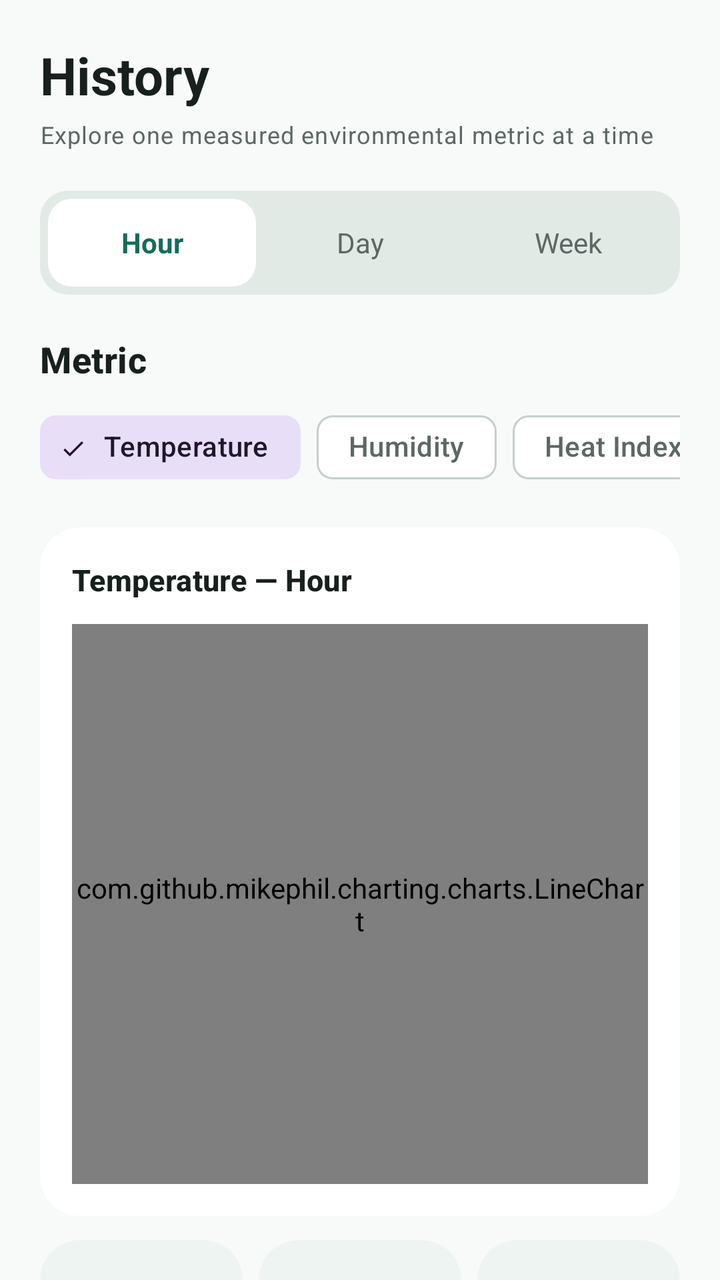
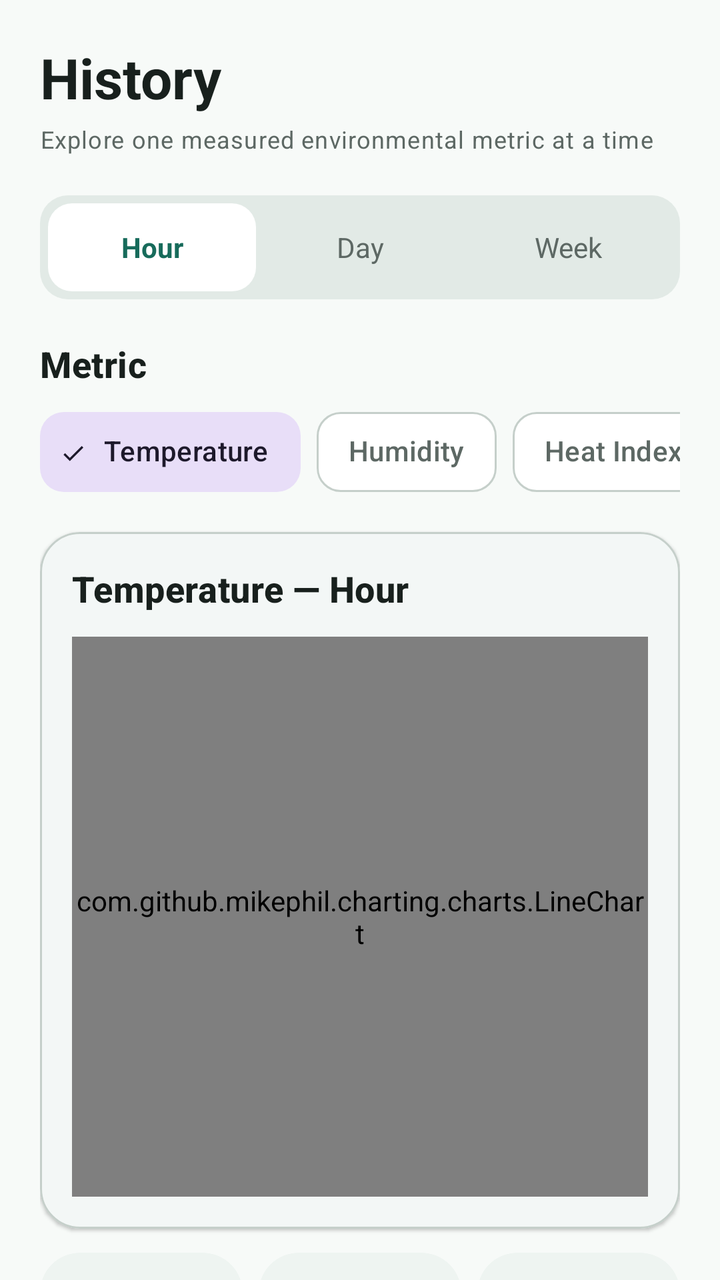

Two renders of the same Android screen: before a commit and after it. Below are the layout's source before the change and the commit's diff.
<!-- AndroidManifest.xml: application theme Theme.EnviroGuard -->
<!-- res/layout/fragment_history.xml -->
<?xml version="1.0" encoding="utf-8"?>
<androidx.core.widget.NestedScrollView
    xmlns:android="http://schemas.android.com/apk/res/android"
    xmlns:app="http://schemas.android.com/apk/res-auto"
    android:layout_width="match_parent"
    android:layout_height="match_parent"
    android:background="@color/ehm_background"
    android:clipToPadding="false">

    <LinearLayout
        android:layout_width="match_parent"
        android:layout_height="wrap_content"
        android:orientation="vertical"
        android:paddingStart="@dimen/page_padding"
        android:paddingTop="@dimen/space_20"
        android:paddingEnd="@dimen/page_padding"
        android:paddingBottom="104dp">

        <TextView android:layout_width="wrap_content" android:layout_height="wrap_content" android:text="History" android:textAppearance="@style/TextAppearance.EHM.PageTitle" />
        <TextView android:layout_width="wrap_content" android:layout_height="wrap_content" android:layout_marginTop="4dp" android:text="Explore one measured environmental metric at a time" android:textAppearance="@style/TextAppearance.EHM.Support" />

        <LinearLayout android:layout_width="match_parent" android:layout_height="wrap_content" android:layout_marginTop="@dimen/space_20" android:background="@drawable/bg_tab_track" android:orientation="horizontal" android:padding="4dp">
            <TextView android:id="@+id/rangeHour" android:layout_width="0dp" android:layout_height="44dp" android:layout_weight="1" android:background="@drawable/bg_tab_active" android:gravity="center" android:text="Hour" android:textColor="@color/ehm_primary" android:textStyle="bold" />
            <TextView android:id="@+id/rangeDay" android:layout_width="0dp" android:layout_height="44dp" android:layout_weight="1" android:gravity="center" android:text="Day" android:textColor="@color/ehm_on_surface_variant" />
            <TextView android:id="@+id/rangeWeek" android:layout_width="0dp" android:layout_height="44dp" android:layout_weight="1" android:gravity="center" android:text="Week" android:textColor="@color/ehm_on_surface_variant" />
        </LinearLayout>

        <TextView android:layout_width="wrap_content" android:layout_height="wrap_content" android:layout_marginTop="@dimen/space_20" android:text="Metric" android:textAppearance="@style/TextAppearance.EHM.SectionTitle" />
        <HorizontalScrollView android:layout_width="match_parent" android:layout_height="wrap_content" android:layout_marginTop="@dimen/space_8" android:scrollbars="none">
            <com.google.android.material.chip.ChipGroup
                android:id="@+id/metricChipGroup"
                android:layout_width="wrap_content"
                android:layout_height="wrap_content"
                app:selectionRequired="true"
                app:singleSelection="true">
                <com.google.android.material.chip.Chip android:id="@+id/chipTemperature" style="@style/Widget.Material3.Chip.Filter" android:layout_width="wrap_content" android:layout_height="wrap_content" android:checked="true" android:text="Temperature" />
                <com.google.android.material.chip.Chip android:id="@+id/chipHumidity" style="@style/Widget.Material3.Chip.Filter" android:layout_width="wrap_content" android:layout_height="wrap_content" android:text="Humidity" />
                <com.google.android.material.chip.Chip android:id="@+id/chipHeatIndex" style="@style/Widget.Material3.Chip.Filter" android:layout_width="wrap_content" android:layout_height="wrap_content" android:text="Heat Index" />
                <com.google.android.material.chip.Chip android:id="@+id/chipTvoc" style="@style/Widget.Material3.Chip.Filter" android:layout_width="wrap_content" android:layout_height="wrap_content" android:text="TVOC" />
                <com.google.android.material.chip.Chip android:id="@+id/chipEco2" style="@style/Widget.Material3.Chip.Filter" android:layout_width="wrap_content" android:layout_height="wrap_content" android:text="eCO2 equivalent" />
                <com.google.android.material.chip.Chip android:id="@+id/chipNoise" style="@style/Widget.Material3.Chip.Filter" android:layout_width="wrap_content" android:layout_height="wrap_content" android:text="Estimated Noise Level" />
            </com.google.android.material.chip.ChipGroup>
        </HorizontalScrollView>

        <com.google.android.material.card.MaterialCardView style="@style/Widget.EHM.Card" android:layout_width="match_parent" android:layout_height="wrap_content" android:layout_marginTop="@dimen/space_16">
            <LinearLayout android:layout_width="match_parent" android:layout_height="wrap_content" android:orientation="vertical" android:padding="@dimen/card_padding">
                <TextView android:id="@+id/tvHistoryChartTitle" android:layout_width="wrap_content" android:layout_height="wrap_content" android:text="Temperature — Hour" android:textAppearance="@style/TextAppearance.EHM.CardTitle" android:textStyle="bold" />
                <com.github.mikephil.charting.charts.LineChart android:id="@+id/historyChart" android:layout_width="match_parent" android:layout_height="280dp" android:layout_marginTop="@dimen/space_12" />
                <TextView android:id="@+id/tvHistoryEmpty" android:layout_width="match_parent" android:layout_height="220dp" android:gravity="center" android:text="No measurements are available for this period." android:textAppearance="@style/TextAppearance.EHM.Support" android:visibility="gone" />
            </LinearLayout>
        </com.google.android.material.card.MaterialCardView>

        <LinearLayout android:layout_width="match_parent" android:layout_height="wrap_content" android:layout_marginTop="@dimen/space_12" android:orientation="horizontal">
            <com.google.android.material.card.MaterialCardView style="@style/Widget.EHM.Card.Tonal" android:layout_width="0dp" android:layout_height="wrap_content" android:layout_marginEnd="4dp" android:layout_weight="1"><LinearLayout android:layout_width="match_parent" android:layout_height="wrap_content" android:gravity="center" android:orientation="vertical" android:padding="14dp"><TextView android:id="@+id/tvMinValue" android:layout_width="wrap_content" android:layout_height="wrap_content" android:text="--" android:textColor="@color/ehm_primary" android:textSize="20sp" android:textStyle="bold"/><TextView android:layout_width="wrap_content" android:layout_height="wrap_content" android:text="Minimum" android:textAppearance="@style/TextAppearance.EHM.Support"/></LinearLayout></com.google.android.material.card.MaterialCardView>
            <com.google.android.material.card.MaterialCardView style="@style/Widget.EHM.Card.Tonal" android:layout_width="0dp" android:layout_height="wrap_content" android:layout_marginHorizontal="4dp" android:layout_weight="1"><LinearLayout android:layout_width="match_parent" android:layout_height="wrap_content" android:gravity="center" android:orientation="vertical" android:padding="14dp"><TextView android:id="@+id/tvAvgValue" android:layout_width="wrap_content" android:layout_height="wrap_content" android:text="--" android:textColor="@color/ehm_primary" android:textSize="20sp" android:textStyle="bold"/><TextView android:layout_width="wrap_content" android:layout_height="wrap_content" android:text="Average" android:textAppearance="@style/TextAppearance.EHM.Support"/></LinearLayout></com.google.android.material.card.MaterialCardView>
            <com.google.android.material.card.MaterialCardView style="@style/Widget.EHM.Card.Tonal" android:layout_width="0dp" android:layout_height="wrap_content" android:layout_marginStart="4dp" android:layout_weight="1"><LinearLayout android:layout_width="match_parent" android:layout_height="wrap_content" android:gravity="center" android:orientation="vertical" android:padding="14dp"><TextView android:id="@+id/tvMaxValue" android:layout_width="wrap_content" android:layout_height="wrap_content" android:text="--" android:textColor="@color/ehm_primary" android:textSize="20sp" android:textStyle="bold"/><TextView android:layout_width="wrap_content" android:layout_height="wrap_content" android:text="Maximum" android:textAppearance="@style/TextAppearance.EHM.Support"/></LinearLayout></com.google.android.material.card.MaterialCardView>
        </LinearLayout>
    </LinearLayout>
</androidx.core.widget.NestedScrollView>
<!-- resources referenced by this layout -->
<resources>
  <color name="ehm_primary">#176B5B</color>
  <dimen name="card_padding">16dp</dimen>
  <dimen name="page_padding">20dp</dimen>
  <dimen name="space_12">12dp</dimen>
  <dimen name="space_16">16dp</dimen>
  <dimen name="space_20">20dp</dimen>
  <dimen name="space_8">8dp</dimen>
  <style name="TextAppearance.EHM.CardTitle" parent="TextAppearance.Material3.TitleSmall">
          <item name="android:textSize">15sp</item>
          <item name="android:textColor">@color/ehm_on_surface</item>
      </style>
  <style name="TextAppearance.EHM.PageTitle" parent="TextAppearance.Material3.HeadlineSmall">
          <item name="android:textSize">26sp</item>
          <item name="android:textColor">@color/ehm_on_surface</item>
          <item name="android:textStyle">bold</item>
      </style>
  <style name="Widget.EHM.Card" parent="Widget.Material3.CardView.Filled">
          <item name="cardCornerRadius">@dimen/card_radius</item>
          <item name="cardElevation">0dp</item>
          <item name="cardBackgroundColor">@color/ehm_surface</item>
          <item name="strokeColor">@color/ehm_outline</item>
          <item name="strokeWidth">0dp</item>
      </style>
  <style name="Widget.EHM.Card.Tonal" parent="Widget.EHM.Card">
          <item name="cardBackgroundColor">@color/ehm_surface_tonal</item>
      </style>
  <color name="ehm_surface">#FFFFFF</color>
  <dimen name="card_radius">20dp</dimen>
  <color name="ehm_outline">#C5CFCA</color>
  <style name="Base.Theme.EnviroGuard" parent="Theme.Material3.DayNight.NoActionBar">
          <item name="colorPrimary">@color/ehm_primary</item>
          <item name="colorOnPrimary">@color/ehm_on_primary</item>
          <item name="colorPrimaryContainer">@color/ehm_primary_container</item>
          <item name="colorOnPrimaryContainer">@color/ehm_on_primary_container</item>
          <item name="colorSecondary">@color/ehm_secondary</item>
          <item name="colorSurface">@color/ehm_surface</item>
          <item name="colorSurfaceVariant">@color/ehm_surface_variant</item>
          <item name="colorOnSurface">@color/ehm_on_surface</item>
          <item name="colorOnSurfaceVariant">@color/ehm_on_surface_variant</item>
          <item name="colorOutline">@color/ehm_outline</item>
          <item name="colorError">@color/ehm_error</item>
          <item name="android:colorBackground">@color/ehm_background</item>
          <item name="android:windowLightStatusBar">true</item>
          <item name="android:statusBarColor">@color/ehm_background</item>
          <item name="android:navigationBarColor">@color/ehm_surface</item>
      </style>
  <color name="ehm_secondary">#4F635D</color>
  <color name="ehm_error">#B3261E</color>
  <!-- unchanged entries left out for length: 13 -->
</resources>

<!-- the commit's change to res/layout/fragment_history.xml (unified diff, before → after) -->
@@ -14,7 +14,7 @@
         android:paddingStart="@dimen/page_padding"
         android:paddingTop="@dimen/space_20"
         android:paddingEnd="@dimen/page_padding"
-        android:paddingBottom="104dp">
+        android:paddingBottom="@dimen/space_24">
 
         <TextView android:layout_width="wrap_content" android:layout_height="wrap_content" android:text="History" android:textAppearance="@style/TextAppearance.EHM.PageTitle" />
         <TextView android:layout_width="wrap_content" android:layout_height="wrap_content" android:layout_marginTop="4dp" android:text="Explore one measured environmental metric at a time" android:textAppearance="@style/TextAppearance.EHM.Support" />
@@ -33,27 +33,27 @@
                 android:layout_height="wrap_content"
                 app:selectionRequired="true"
                 app:singleSelection="true">
-                <com.google.android.material.chip.Chip android:id="@+id/chipTemperature" style="@style/Widget.Material3.Chip.Filter" android:layout_width="wrap_content" android:layout_height="wrap_content" android:checked="true" android:text="Temperature" />
-                <com.google.android.material.chip.Chip android:id="@+id/chipHumidity" style="@style/Widget.Material3.Chip.Filter" android:layout_width="wrap_content" android:layout_height="wrap_content" android:text="Humidity" />
-                <com.google.android.material.chip.Chip android:id="@+id/chipHeatIndex" style="@style/Widget.Material3.Chip.Filter" android:layout_width="wrap_content" android:layout_height="wrap_content" android:text="Heat Index" />
-                <com.google.android.material.chip.Chip android:id="@+id/chipTvoc" style="@style/Widget.Material3.Chip.Filter" android:layout_width="wrap_content" android:layout_height="wrap_content" android:text="TVOC" />
-                <com.google.android.material.chip.Chip android:id="@+id/chipEco2" style="@style/Widget.Material3.Chip.Filter" android:layout_width="wrap_content" android:layout_height="wrap_content" android:text="eCO2 equivalent" />
-                <com.google.android.material.chip.Chip android:id="@+id/chipNoise" style="@style/Widget.Material3.Chip.Filter" android:layout_width="wrap_content" android:layout_height="wrap_content" android:text="Estimated Noise Level" />
+                <com.google.android.material.chip.Chip android:id="@+id/chipTemperature" style="@style/Widget.EHM.Chip.Filter" android:layout_width="wrap_content" android:layout_height="wrap_content" android:checked="true" android:text="Temperature" />
+                <com.google.android.material.chip.Chip android:id="@+id/chipHumidity" style="@style/Widget.EHM.Chip.Filter" android:layout_width="wrap_content" android:layout_height="wrap_content" android:text="Humidity" />
+                <com.google.android.material.chip.Chip android:id="@+id/chipHeatIndex" style="@style/Widget.EHM.Chip.Filter" android:layout_width="wrap_content" android:layout_height="wrap_content" android:text="Heat Index" />
+                <com.google.android.material.chip.Chip android:id="@+id/chipTvoc" style="@style/Widget.EHM.Chip.Filter" android:layout_width="wrap_content" android:layout_height="wrap_content" android:text="TVOC" />
+                <com.google.android.material.chip.Chip android:id="@+id/chipEco2" style="@style/Widget.EHM.Chip.Filter" android:layout_width="wrap_content" android:layout_height="wrap_content" android:text="eCO2 equivalent" />
+                <com.google.android.material.chip.Chip android:id="@+id/chipNoise" style="@style/Widget.EHM.Chip.Filter" android:layout_width="wrap_content" android:layout_height="wrap_content" android:text="Estimated Noise Level" />
             </com.google.android.material.chip.ChipGroup>
         </HorizontalScrollView>
 
         <com.google.android.material.card.MaterialCardView style="@style/Widget.EHM.Card" android:layout_width="match_parent" android:layout_height="wrap_content" android:layout_marginTop="@dimen/space_16">
             <LinearLayout android:layout_width="match_parent" android:layout_height="wrap_content" android:orientation="vertical" android:padding="@dimen/card_padding">
-                <TextView android:id="@+id/tvHistoryChartTitle" android:layout_width="wrap_content" android:layout_height="wrap_content" android:text="Temperature — Hour" android:textAppearance="@style/TextAppearance.EHM.CardTitle" android:textStyle="bold" />
+                <TextView android:id="@+id/tvHistoryChartTitle" android:layout_width="wrap_content" android:layout_height="wrap_content" android:text="Temperature — Hour" android:textAppearance="@style/TextAppearance.EHM.SectionTitle" />
                 <com.github.mikephil.charting.charts.LineChart android:id="@+id/historyChart" android:layout_width="match_parent" android:layout_height="280dp" android:layout_marginTop="@dimen/space_12" />
-                <TextView android:id="@+id/tvHistoryEmpty" android:layout_width="match_parent" android:layout_height="220dp" android:gravity="center" android:text="No measurements are available for this period." android:textAppearance="@style/TextAppearance.EHM.Support" android:visibility="gone" />
+                <TextView android:id="@+id/tvHistoryEmpty" android:layout_width="match_parent" android:layout_height="220dp" android:drawableTop="@drawable/ic_history" android:drawablePadding="@dimen/space_12" android:gravity="center" android:text="No measurements are available for this period." android:textAlignment="center" android:textAppearance="@style/TextAppearance.EHM.Support" android:visibility="gone" />
             </LinearLayout>
         </com.google.android.material.card.MaterialCardView>
 
         <LinearLayout android:layout_width="match_parent" android:layout_height="wrap_content" android:layout_marginTop="@dimen/space_12" android:orientation="horizontal">
-            <com.google.android.material.card.MaterialCardView style="@style/Widget.EHM.Card.Tonal" android:layout_width="0dp" android:layout_height="wrap_content" android:layout_marginEnd="4dp" android:layout_weight="1"><LinearLayout android:layout_width="match_parent" android:layout_height="wrap_content" android:gravity="center" android:orientation="vertical" android:padding="14dp"><TextView android:id="@+id/tvMinValue" android:layout_width="wrap_content" android:layout_height="wrap_content" android:text="--" android:textColor="@color/ehm_primary" android:textSize="20sp" android:textStyle="bold"/><TextView android:layout_width="wrap_content" android:layout_height="wrap_content" android:text="Minimum" android:textAppearance="@style/TextAppearance.EHM.Support"/></LinearLayout></com.google.android.material.card.MaterialCardView>
-            <com.google.android.material.card.MaterialCardView style="@style/Widget.EHM.Card.Tonal" android:layout_width="0dp" android:layout_height="wrap_content" android:layout_marginHorizontal="4dp" android:layout_weight="1"><LinearLayout android:layout_width="match_parent" android:layout_height="wrap_content" android:gravity="center" android:orientation="vertical" android:padding="14dp"><TextView android:id="@+id/tvAvgValue" android:layout_width="wrap_content" android:layout_height="wrap_content" android:text="--" android:textColor="@color/ehm_primary" android:textSize="20sp" android:textStyle="bold"/><TextView android:layout_width="wrap_content" android:layout_height="wrap_content" android:text="Average" android:textAppearance="@style/TextAppearance.EHM.Support"/></LinearLayout></com.google.android.material.card.MaterialCardView>
-            <com.google.android.material.card.MaterialCardView style="@style/Widget.EHM.Card.Tonal" android:layout_width="0dp" android:layout_height="wrap_content" android:layout_marginStart="4dp" android:layout_weight="1"><LinearLayout android:layout_width="match_parent" android:layout_height="wrap_content" android:gravity="center" android:orientation="vertical" android:padding="14dp"><TextView android:id="@+id/tvMaxValue" android:layout_width="wrap_content" android:layout_height="wrap_content" android:text="--" android:textColor="@color/ehm_primary" android:textSize="20sp" android:textStyle="bold"/><TextView android:layout_width="wrap_content" android:layout_height="wrap_content" android:text="Maximum" android:textAppearance="@style/TextAppearance.EHM.Support"/></LinearLayout></com.google.android.material.card.MaterialCardView>
+            <com.google.android.material.card.MaterialCardView style="@style/Widget.EHM.Card.Tonal" android:layout_width="0dp" android:layout_height="wrap_content" android:layout_marginEnd="4dp" android:layout_weight="1"><LinearLayout android:layout_width="match_parent" android:layout_height="wrap_content" android:gravity="center" android:orientation="vertical" android:padding="14dp"><TextView android:id="@+id/tvMinValue" android:layout_width="wrap_content" android:layout_height="wrap_content" android:text="--" android:textAppearance="@style/TextAppearance.EHM.StatValue"/><TextView android:layout_width="wrap_content" android:layout_height="wrap_content" android:layout_marginTop="2dp" android:text="MINIMUM" android:textAppearance="@style/TextAppearance.EHM.Eyebrow"/></LinearLayout></com.google.android.material.card.MaterialCardView>
+            <com.google.android.material.card.MaterialCardView style="@style/Widget.EHM.Card.Tonal" android:layout_width="0dp" android:layout_height="wrap_content" android:layout_marginHorizontal="4dp" android:layout_weight="1"><LinearLayout android:layout_width="match_parent" android:layout_height="wrap_content" android:gravity="center" android:orientation="vertical" android:padding="14dp"><TextView android:id="@+id/tvAvgValue" android:layout_width="wrap_content" android:layout_height="wrap_content" android:text="--" android:textAppearance="@style/TextAppearance.EHM.StatValue"/><TextView android:layout_width="wrap_content" android:layout_height="wrap_content" android:layout_marginTop="2dp" android:text="AVERAGE" android:textAppearance="@style/TextAppearance.EHM.Eyebrow"/></LinearLayout></com.google.android.material.card.MaterialCardView>
+            <com.google.android.material.card.MaterialCardView style="@style/Widget.EHM.Card.Tonal" android:layout_width="0dp" android:layout_height="wrap_content" android:layout_marginStart="4dp" android:layout_weight="1"><LinearLayout android:layout_width="match_parent" android:layout_height="wrap_content" android:gravity="center" android:orientation="vertical" android:padding="14dp"><TextView android:id="@+id/tvMaxValue" android:layout_width="wrap_content" android:layout_height="wrap_content" android:text="--" android:textAppearance="@style/TextAppearance.EHM.StatValue"/><TextView android:layout_width="wrap_content" android:layout_height="wrap_content" android:layout_marginTop="2dp" android:text="MAXIMUM" android:textAppearance="@style/TextAppearance.EHM.Eyebrow"/></LinearLayout></com.google.android.material.card.MaterialCardView>
         </LinearLayout>
     </LinearLayout>
 </androidx.core.widget.NestedScrollView>
<!-- resource entries referenced after the edit -->
@@ -6,25 +6,50 @@
   <dimen name="space_12">12dp</dimen>
   <dimen name="space_16">16dp</dimen>
   <dimen name="space_20">20dp</dimen>
+  <dimen name="space_24">24dp</dimen>
   <dimen name="space_8">8dp</dimen>
-  <style name="TextAppearance.EHM.CardTitle" parent="TextAppearance.Material3.TitleSmall">
-          <item name="android:textSize">15sp</item>
-          <item name="android:textColor">@color/ehm_on_surface</item>
+  <!-- drawable ic_history (drawable) -->
+  <vector xmlns:android="http://schemas.android.com/apk/res/android"
+      android:width="24dp"
+      android:height="24dp"
+      android:viewportWidth="24"
+      android:viewportHeight="24">
+      <path
+          android:fillColor="@color/ehm_on_surface_variant"
+          android:pathData="M13,3A9,9 0 0,0 4,12H1L4.89,15.89L4.96,16.03L9,12H6A7,7 0 0,1 13,5A7,7 0 0,1 20,12A7,7 0 0,1 13,19C11.07,19 9.32,18.21 8.06,16.94L6.64,18.36C8.27,20 10.5,21 13,21A9,9 0 0,0 22,12A9,9 0 0,0 13,3M12,8V13L16.28,15.54L17,14.33L13.5,12.25V8H12Z" />
+  </vector>
+  <style name="TextAppearance.EHM.Eyebrow" parent="TextAppearance.Material3.LabelSmall">
+          <item name="android:textSize">11sp</item>
+          <item name="android:textStyle">bold</item>
+          <item name="android:letterSpacing">0.12</item>
+          <item name="android:textColor">@color/ehm_on_surface_variant</item>
       </style>
   <style name="TextAppearance.EHM.PageTitle" parent="TextAppearance.Material3.HeadlineSmall">
-          <item name="android:textSize">26sp</item>
+          <item name="android:textSize">28sp</item>
           <item name="android:textColor">@color/ehm_on_surface</item>
           <item name="android:textStyle">bold</item>
       </style>
+  <style name="TextAppearance.EHM.StatValue" parent="TextAppearance.Material3.TitleMedium">
+          <item name="android:textSize">19sp</item>
+          <item name="android:textStyle">bold</item>
+          <item name="android:textColor">@color/ehm_primary</item>
+      </style>
   <style name="Widget.EHM.Card" parent="Widget.Material3.CardView.Filled">
           <item name="cardCornerRadius">@dimen/card_radius</item>
-          <item name="cardElevation">0dp</item>
+          <item name="cardElevation">1dp</item>
           <item name="cardBackgroundColor">@color/ehm_surface</item>
           <item name="strokeColor">@color/ehm_outline</item>
-          <item name="strokeWidth">0dp</item>
+          <item name="strokeWidth">1dp</item>
       </style>
   <style name="Widget.EHM.Card.Tonal" parent="Widget.EHM.Card">
           <item name="cardBackgroundColor">@color/ehm_surface_tonal</item>
+          <item name="cardElevation">0dp</item>
+          <item name="strokeWidth">0dp</item>
+      </style>
+  <style name="Widget.EHM.Chip.Filter" parent="Widget.Material3.Chip.Filter">
+          <item name="chipMinHeight">40dp</item>
+          <item name="chipCornerRadius">12dp</item>
+          <item name="android:textStyle">bold</item>
       </style>
   <color name="ehm_surface">#FFFFFF</color>
   <dimen name="card_radius">20dp</dimen>
@@ -44,7 +69,7 @@
           <item name="android:colorBackground">@color/ehm_background</item>
           <item name="android:windowLightStatusBar">true</item>
           <item name="android:statusBarColor">@color/ehm_background</item>
-          <item name="android:navigationBarColor">@color/ehm_surface</item>
+          <item name="android:navigationBarColor">@color/ehm_background</item>
       </style>
   <color name="ehm_secondary">#4F635D</color>
   <color name="ehm_error">#B3261E</color>
